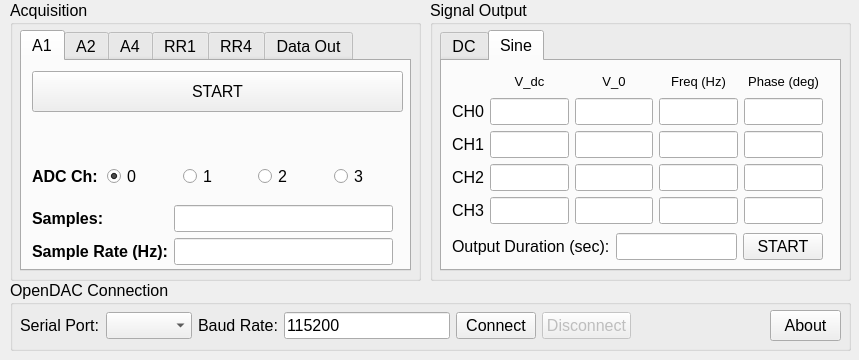
Qt form Python/opendac_gui.ui (Sochnikov-Lab/OpenDAC-Python-Wrapper) before a commit.
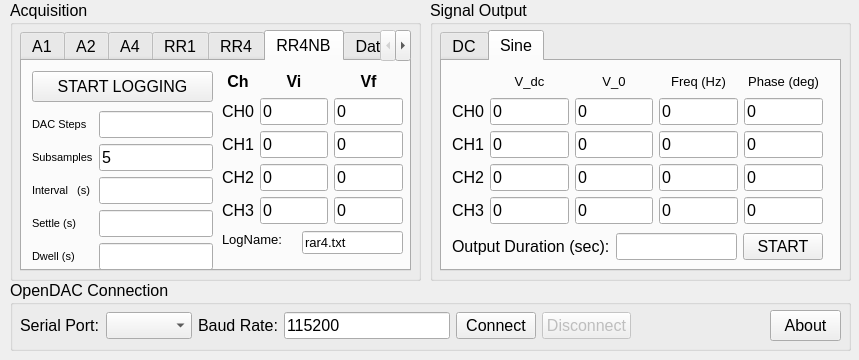
The same form after that commit. The open tabs and pages were chosen to show the change.

Commit message: Unbuffered RAR4

```diff
--- a/Python/opendac_gui.ui
+++ b/Python/opendac_gui.ui
@@ -90,7 +90,7 @@
       <enum>QTabWidget::North</enum>
      </property>
      <property name="currentIndex">
-      <number>0</number>
+      <number>5</number>
      </property>
      <property name="tabsClosable">
       <bool>false</bool>
@@ -973,6 +973,361 @@
        </property>
       </widget>
      </widget>
+     <widget class="QWidget" name="tab_4">
+      <attribute name="title">
+       <string>RR4NB</string>
+      </attribute>
+      <widget class="QWidget" name="gridLayoutWidget_10">
+       <property name="geometry">
+        <rect>
+         <x>200</x>
+         <y>10</y>
+         <width>181</width>
+         <height>153</height>
+        </rect>
+       </property>
+       <layout class="QGridLayout" name="gridLayout_10">
+        <item row="4" column="1">
+         <widget class="QLineEdit" name="ler4vi_ch3_2">
+          <property name="toolTip">
+           <string>Initial Voltage Ch3</string>
+          </property>
+          <property name="text">
+           <string>0</string>
+          </property>
+         </widget>
+        </item>
+        <item row="2" column="1">
+         <widget class="QLineEdit" name="ler4vi_ch1_2">
+          <property name="toolTip">
+           <string>Initial Voltage Ch1</string>
+          </property>
+          <property name="text">
+           <string>0</string>
+          </property>
+         </widget>
+        </item>
+        <item row="3" column="1">
+         <widget class="QLineEdit" name="ler4vi_ch2_2">
+          <property name="toolTip">
+           <string>Initial Voltage Ch2</string>
+          </property>
+          <property name="text">
+           <string>0</string>
+          </property>
+         </widget>
+        </item>
+        <item row="2" column="2">
+         <widget class="QLineEdit" name="ler4vf_ch1_2">
+          <property name="toolTip">
+           <string>Final Voltage Ch1</string>
+          </property>
+          <property name="text">
+           <string>0</string>
+          </property>
+         </widget>
+        </item>
+        <item row="3" column="2">
+         <widget class="QLineEdit" name="ler4vf_ch2_2">
+          <property name="toolTip">
+           <string>Final Voltage Ch2</string>
+          </property>
+          <property name="text">
+           <string>0</string>
+          </property>
+         </widget>
+        </item>
+        <item row="1" column="2">
+         <widget class="QLineEdit" name="ler4vf_ch0_2">
+          <property name="toolTip">
+           <string>Final Voltage Ch0</string>
+          </property>
+          <property name="text">
+           <string>0</string>
+          </property>
+         </widget>
+        </item>
+        <item row="4" column="2">
+         <widget class="QLineEdit" name="ler4vf_ch3_2">
+          <property name="toolTip">
+           <string>Final Voltage Ch3</string>
+          </property>
+          <property name="text">
+           <string>0</string>
+          </property>
+         </widget>
+        </item>
+        <item row="0" column="1">
+         <widget class="QLabel" name="label_29">
+          <property name="font">
+           <font>
+            <weight>75</weight>
+            <bold>true</bold>
+            <underline>false</underline>
+            <kerning>true</kerning>
+           </font>
+          </property>
+          <property name="text">
+           <string>Vi</string>
+          </property>
+          <property name="alignment">
+           <set>Qt::AlignCenter</set>
+          </property>
+         </widget>
+        </item>
+        <item row="1" column="1">
+         <widget class="QLineEdit" name="ler4vi_ch0_2">
+          <property name="toolTip">
+           <string>Initial Voltage Ch0</string>
+          </property>
+          <property name="text">
+           <string>0</string>
+          </property>
+         </widget>
+        </item>
+        <item row="0" column="0">
+         <widget class="QLabel" name="label_14">
+          <property name="font">
+           <font>
+            <weight>75</weight>
+            <bold>true</bold>
+           </font>
+          </property>
+          <property name="text">
+           <string>Ch</string>
+          </property>
+          <property name="alignment">
+           <set>Qt::AlignCenter</set>
+          </property>
+         </widget>
+        </item>
+        <item row="0" column="2">
+         <widget class="QLabel" name="label_30">
+          <property name="font">
+           <font>
+            <weight>75</weight>
+            <bold>true</bold>
+            <underline>false</underline>
+            <kerning>true</kerning>
+           </font>
+          </property>
+          <property name="text">
+           <string>Vf</string>
+          </property>
+          <property name="alignment">
+           <set>Qt::AlignCenter</set>
+          </property>
+         </widget>
+        </item>
+        <item row="1" column="0">
+         <widget class="QLabel" name="label_33">
+          <property name="text">
+           <string>CH0</string>
+          </property>
+         </widget>
+        </item>
+        <item row="2" column="0">
+         <widget class="QLabel" name="label_37">
+          <property name="text">
+           <string>CH1</string>
+          </property>
+         </widget>
+        </item>
+        <item row="3" column="0">
+         <widget class="QLabel" name="label_39">
+          <property name="text">
+           <string>CH2</string>
+          </property>
+         </widget>
+        </item>
+        <item row="4" column="0">
+         <widget class="QLabel" name="label_41">
+          <property name="text">
+           <string>CH3</string>
+          </property>
+         </widget>
+        </item>
+       </layout>
+      </widget>
+      <widget class="QPushButton" name="buttrr4_start_2">
+       <property name="geometry">
+        <rect>
+         <x>10</x>
+         <y>10</y>
+         <width>181</width>
+         <height>31</height>
+        </rect>
+       </property>
+       <property name="toolTip">
+        <string>&lt;html&gt;&lt;head/&gt;&lt;body&gt;&lt;p&gt;Start linear voltage ramps on all outputs while reading voltages on all inputs.&lt;br/&gt;Note: Designed for slower, longer acquisitions/ramps. Sends values immediately after collecting to the PC to handle. Can be used as 4CH Acquisition if DAC values are constant.&lt;br/&gt;&lt;br/&gt;NON BUFFERED. Saves to file as it records.&lt;/p&gt;&lt;/body&gt;&lt;/html&gt;</string>
+       </property>
+       <property name="text">
+        <string>START LOGGING</string>
+       </property>
+      </widget>
+      <widget class="QWidget" name="gridLayoutWidget_11">
+       <property name="geometry">
+        <rect>
+         <x>10</x>
+         <y>50</y>
+         <width>181</width>
+         <height>161</height>
+        </rect>
+       </property>
+       <layout class="QGridLayout" name="gridLayout_11">
+        <item row="0" column="0">
+         <widget class="QLabel" name="label_48">
+          <property name="font">
+           <font>
+            <pointsize>8</pointsize>
+            <weight>50</weight>
+            <bold>false</bold>
+           </font>
+          </property>
+          <property name="text">
+           <string>DAC Steps</string>
+          </property>
+         </widget>
+        </item>
+        <item row="0" column="1">
+         <widget class="QLineEdit" name="ler4_steps_2">
+          <property name="toolTip">
+           <string>Number of steps</string>
+          </property>
+         </widget>
+        </item>
+        <item row="2" column="1">
+         <widget class="QLineEdit" name="ler4_intrv_2">
+          <property name="toolTip">
+           <string>Time between steps</string>
+          </property>
+         </widget>
+        </item>
+        <item row="2" column="0">
+         <widget class="QLabel" name="label_45">
+          <property name="font">
+           <font>
+            <pointsize>8</pointsize>
+            <weight>50</weight>
+            <bold>false</bold>
+           </font>
+          </property>
+          <property name="text">
+           <string>Interval   (s)</string>
+          </property>
+         </widget>
+        </item>
+        <item row="4" column="0">
+         <widget class="QLabel" name="label_52">
+          <property name="font">
+           <font>
+            <pointsize>8</pointsize>
+            <weight>50</weight>
+            <bold>false</bold>
+           </font>
+          </property>
+          <property name="text">
+           <string>Dwell (s)</string>
+          </property>
+         </widget>
+        </item>
+        <item row="4" column="1">
+         <widget class="QLineEdit" name="ler4_dwell_2">
+          <property name="toolTip">
+           <string>Time between steps</string>
+          </property>
+         </widget>
+        </item>
+        <item row="3" column="0">
+         <widget class="QLabel" name="label_51">
+          <property name="font">
+           <font>
+            <pointsize>8</pointsize>
+            <weight>50</weight>
+            <bold>false</bold>
+           </font>
+          </property>
+          <property name="text">
+           <string>Settle (s)</string>
+          </property>
+         </widget>
+        </item>
+        <item row="3" column="1">
+         <widget class="QLineEdit" name="ler4_settle_2">
+          <property name="toolTip">
+           <string>Time between steps</string>
+          </property>
+         </widget>
+        </item>
+        <item row="1" column="1">
+         <widget class="QLineEdit" name="ler4_subsamples_2">
+          <property name="toolTip">
+           <string>Time between steps</string>
+          </property>
+          <property name="text">
+           <string>5</string>
+          </property>
+         </widget>
+        </item>
+        <item row="1" column="0">
+         <widget class="QLabel" name="label_49">
+          <property name="font">
+           <font>
+            <pointsize>8</pointsize>
+            <weight>50</weight>
+            <bold>false</bold>
+           </font>
+          </property>
+          <property name="text">
+           <string>Subsamples</string>
+          </property>
+         </widget>
+        </item>
+       </layout>
+      </widget>
+      <widget class="QLineEdit" name="le4_fname_2">
+       <property name="geometry">
+        <rect>
+         <x>280</x>
+         <y>170</y>
+         <width>101</width>
+         <height>23</height>
+        </rect>
+       </property>
+       <property name="font">
+        <font>
+         <pointsize>10</pointsize>
+        </font>
+       </property>
+       <property name="text">
+        <string>rar4.txt</string>
+       </property>
+      </widget>
+      <widget class="QLabel" name="label_5">
+       <property name="geometry">
+        <rect>
+         <x>200</x>
+         <y>170</y>
+         <width>71</width>
+         <height>16</height>
+        </rect>
+       </property>
+       <property name="font">
+        <font>
+         <pointsize>10</pointsize>
+        </font>
+       </property>
+       <property name="midLineWidth">
+        <number>8</number>
+       </property>
+       <property name="text">
+        <string>LogName:</string>
+       </property>
+       <property name="indent">
+        <number>0</number>
+       </property>
+      </widget>
+     </widget>
      <widget class="QWidget" name="tab_6">
       <attribute name="title">
        <string>Data Out</string>
@@ -1225,40 +1580,88 @@
          </widget>
         </item>
         <item row="3" column="2">
-         <widget class="QLineEdit" name="lesin_amp_ch2"/>
+         <widget class="QLineEdit" name="lesin_amp_ch2">
+          <property name="text">
+           <string>0</string>
+          </property>
+         </widget>
         </item>
         <item row="2" column="2">
-         <widget class="QLineEdit" name="lesin_amp_ch1"/>
+         <widget class="QLineEdit" name="lesin_amp_ch1">
+          <property name="text">
+           <string>0</string>
+          </property>
+         </widget>
         </item>
         <item row="1" column="2">
-         <widget class="QLineEdit" name="lesin_amp_ch0"/>
+         <widget class="QLineEdit" name="lesin_amp_ch0">
+          <property name="text">
+           <string>0</string>
+          </property>
+         </widget>
         </item>
         <item row="4" column="2">
-         <widget class="QLineEdit" name="lesin_amp_ch3"/>
+         <widget class="QLineEdit" name="lesin_amp_ch3">
+          <property name="text">
+           <string>0</string>
+          </property>
+         </widget>
         </item>
         <item row="2" column="3">
-         <widget class="QLineEdit" name="lesin_freq_ch1"/>
+         <widget class="QLineEdit" name="lesin_freq_ch1">
+          <property name="text">
+           <string>0</string>
+          </property>
+         </widget>
         </item>
         <item row="1" column="3">
-         <widget class="QLineEdit" name="lesin_freq_ch0"/>
+         <widget class="QLineEdit" name="lesin_freq_ch0">
+          <property name="text">
+           <string>0</string>
+          </property>
+         </widget>
         </item>
         <item row="4" column="3">
-         <widget class="QLineEdit" name="lesin_freq_ch3"/>
+         <widget class="QLineEdit" name="lesin_freq_ch3">
+          <property name="text">
+           <string>0</string>
+          </property>
+         </widget>
         </item>
         <item row="3" column="3">
-         <widget class="QLineEdit" name="lesin_freq_ch2"/>
+         <widget class="QLineEdit" name="lesin_freq_ch2">
+          <property name="text">
+           <string>0</string>
+          </property>
+         </widget>
         </item>
         <item row="1" column="4">
-         <widget class="QLineEdit" name="lesin_phi_ch0"/>
+         <widget class="QLineEdit" name="lesin_phi_ch0">
+          <property name="text">
+           <string>0</string>
+          </property>
+         </widget>
         </item>
         <item row="3" column="4">
-         <widget class="QLineEdit" name="lesin_phi_ch2"/>
+         <widget class="QLineEdit" name="lesin_phi_ch2">
+          <property name="text">
+           <string>0</string>
+          </property>
+         </widget>
         </item>
         <item row="4" column="4">
-         <widget class="QLineEdit" name="lesin_phi_ch3"/>
+         <widget class="QLineEdit" name="lesin_phi_ch3">
+          <property name="text">
+           <string>0</string>
+          </property>
+         </widget>
         </item>
         <item row="2" column="4">
-         <widget class="QLineEdit" name="lesin_phi_ch1"/>
+         <widget class="QLineEdit" name="lesin_phi_ch1">
+          <property name="text">
+           <string>0</string>
+          </property>
+         </widget>
         </item>
         <item row="0" column="1">
          <widget class="QLabel" name="label_9">
@@ -1278,16 +1681,32 @@
          </widget>
         </item>
         <item row="1" column="1">
-         <widget class="QLineEdit" name="lesin_off_ch0"/>
+         <widget class="QLineEdit" name="lesin_off_ch0">
+          <property name="text">
+           <string>0</string>
+          </property>
+         </widget>
         </item>
         <item row="2" column="1">
-         <widget class="QLineEdit" name="lesin_off_ch1"/>
+         <widget class="QLineEdit" name="lesin_off_ch1">
+          <property name="text">
+           <string>0</string>
+          </property>
+         </widget>
         </item>
         <item row="3" column="1">
-         <widget class="QLineEdit" name="lesin_off_ch2"/>
+         <widget class="QLineEdit" name="lesin_off_ch2">
+          <property name="text">
+           <string>0</string>
+          </property>
+         </widget>
         </item>
         <item row="4" column="1">
-         <widget class="QLineEdit" name="lesin_off_ch3"/>
+         <widget class="QLineEdit" name="lesin_off_ch3">
+          <property name="text">
+           <string>0</string>
+          </property>
+         </widget>
         </item>
         <item row="1" column="0">
          <widget class="QLabel" name="label_24">
```
Left out of the diff: 39 changed lines with no effect on the pictures. The commit also changes 2 other files.
